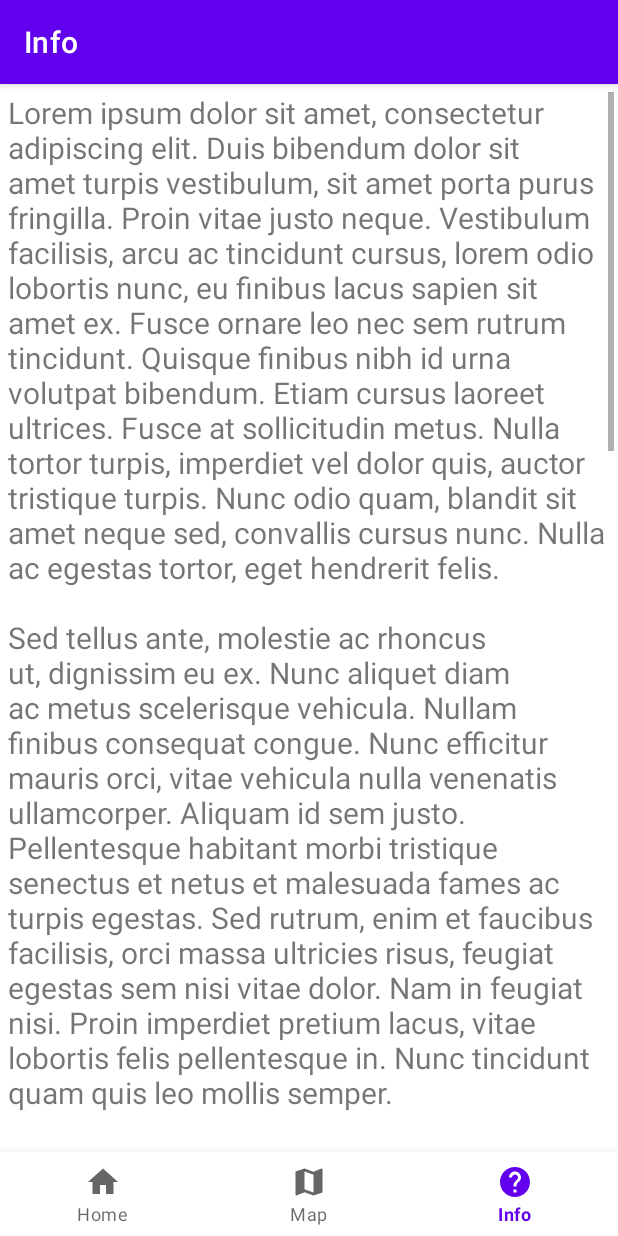
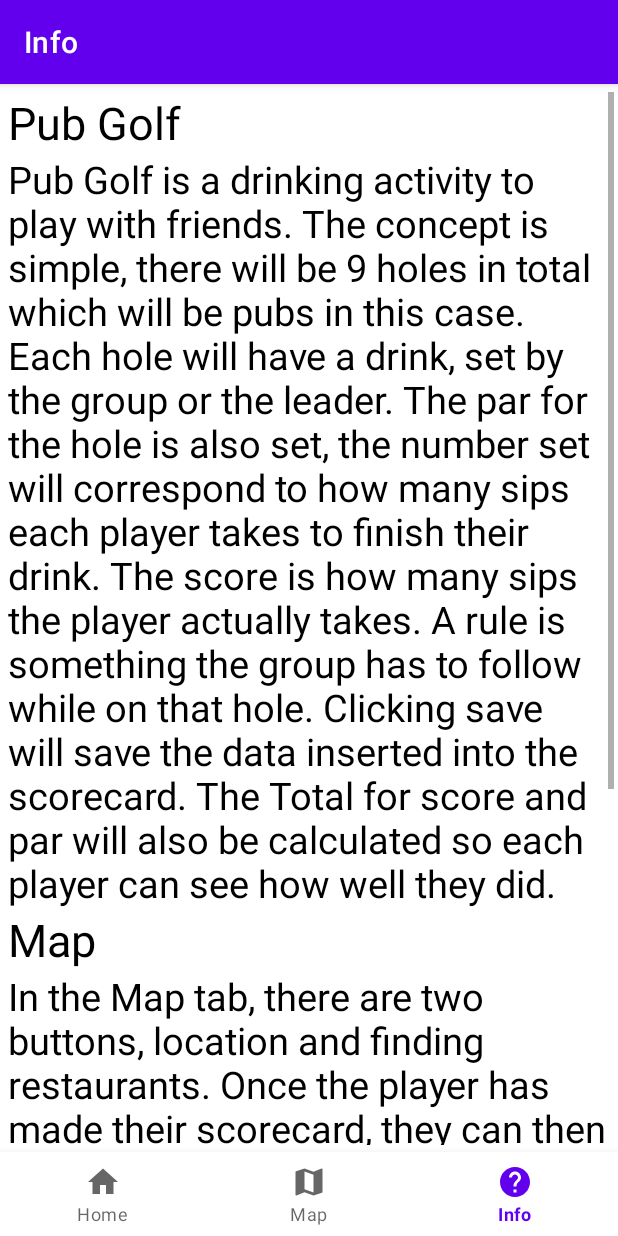
Before and after one commit to christianielsen/PubGolfApp, an Android app: the InfoFragment screen opened through its navigation route, on a phone screen of 412 x 824 dp. Run offline under Robolectric (Android 15) with nearby library versions, the phone set to English and light mode, and no system bars; our stand-ins replace navigation-ui.

Commit message:
Refractoring and added text in information tab.

```diff
--- a/app/src/main/java/aston/cs3mdd/pubgolf/MainActivity.java
+++ b/app/src/main/java/aston/cs3mdd/pubgolf/MainActivity.java
@@ -62,6 +62,7 @@ public class MainActivity extends AppCompatActivity {
 
             }
         });
+
     }
 
     //Find id
@@ -242,4 +243,5 @@ public class MainActivity extends AppCompatActivity {
         parTotalStr = parTotal.getText().toString();
         scoreTotalStr = scoreTotal.getText().toString();
     }
+
 }
--- a/app/src/main/java/aston/cs3mdd/pubgolf/ui/info/InfoFragment.java
+++ b/app/src/main/java/aston/cs3mdd/pubgolf/ui/info/InfoFragment.java
@@ -10,22 +10,50 @@ import androidx.annotation.NonNull;
 import androidx.fragment.app.Fragment;
 import androidx.lifecycle.ViewModelProvider;
 
+import aston.cs3mdd.pubgolf.R;
 import aston.cs3mdd.pubgolf.databinding.FragmentInformationBinding;
 
 public class InfoFragment extends Fragment {
 
     private FragmentInformationBinding binding;
+    TextView title, body, title1, body1;
 
     public View onCreateView(@NonNull LayoutInflater inflater,
                              ViewGroup container, Bundle savedInstanceState) {
-        InfoViewModel infoViewModel =
-                new ViewModelProvider(this).get(InfoViewModel.class);
 
         binding = FragmentInformationBinding.inflate(inflater, container, false);
         View root = binding.getRoot();
 
-        final TextView textView = binding.textNotifications;
-        infoViewModel.getText().observe(getViewLifecycleOwner(), textView::setText);
+        title = root.findViewById(R.id.text_title);
+        title1 = root.findViewById(R.id.text_title1);
+        body = root.findViewById(R.id.text_information);
+        body1 = root.findViewById(R.id.text_information1);
+
+        title.setText("Pub Golf");
+        body.setText("Pub Golf is a drinking activity to play with friends. " +
+                "The concept is simple, there will be 9 holes in total which will be pubs in this case. " +
+                "Each hole will have a drink, set by the group or the leader. " +
+                "The par for the hole is also set, the number set will correspond to how many sips each player takes " +
+                "to finish their drink. " +
+                "The score is how many sips the player actually takes. " +
+                "A rule is something the group has to follow while on that hole. " +
+                "Clicking save will save the data inserted into the scorecard. " +
+                "The Total for score and par will also be calculated so each player can see how " +
+                "well they did.");
+
+        title1.setText("Map");
+        body1.setText("In the Map tab, there are two buttons, location and finding restaurants. " +
+                "Once the player has made their scorecard, they can then get their location which will display " +
+                "a marker to show where they are. Once the location has been set, the user can then find the nearest " +
+                "pubs to them. " +
+                "The pubs will be marked with a marker on the map to show where they are. " +
+                "Clicking on a marker will also show the name of the pub. " +
+                "There will also be a list of Pubs in the pub tab which will show the name, address, and rating of " +
+                "each pub nearby.");
+
+
+
+
         return root;
     }
 
--- a/app/src/main/java/aston/cs3mdd/pubgolf/ui/info/InfoViewModel.java
+++ /dev/null
@@ -1,29 +0,0 @@
-package aston.cs3mdd.pubgolf.ui.info;
-
-import androidx.lifecycle.LiveData;
-import androidx.lifecycle.MutableLiveData;
-import androidx.lifecycle.ViewModel;
-
-public class InfoViewModel extends ViewModel {
-
-    private final MutableLiveData<String> mText;
-
-    public InfoViewModel() {
-        mText = new MutableLiveData<>();
-        mText.setValue("Lorem ipsum dolor sit amet, consectetur adipiscing elit. Duis bibendum dolor sit amet turpis vestibulum, sit amet porta purus fringilla. Proin vitae justo neque. Vestibulum facilisis, arcu ac tincidunt cursus, lorem odio lobortis nunc, eu finibus lacus sapien sit amet ex. Fusce ornare leo nec sem rutrum tincidunt. Quisque finibus nibh id urna volutpat bibendum. Etiam cursus laoreet ultrices. Fusce at sollicitudin metus. Nulla tortor turpis, imperdiet vel dolor quis, auctor tristique turpis. Nunc odio quam, blandit sit amet neque sed, convallis cursus nunc. Nulla ac egestas tortor, eget hendrerit felis.\n" +
-                "\n" +
-                "Sed tellus ante, molestie ac rhoncus ut, dignissim eu ex. Nunc aliquet diam ac metus scelerisque vehicula. Nullam finibus consequat congue. Nunc efficitur mauris orci, vitae vehicula nulla venenatis ullamcorper. Aliquam id sem justo. Pellentesque habitant morbi tristique senectus et netus et malesuada fames ac turpis egestas. Sed rutrum, enim et faucibus facilisis, orci massa ultricies risus, feugiat egestas sem nisi vitae dolor. Nam in feugiat nisi. Proin imperdiet pretium lacus, vitae lobortis felis pellentesque in. Nunc tincidunt quam quis leo mollis semper.\n" +
-                "\n" +
-                "Nulla sed ultricies est. Quisque et porta arcu. Duis sollicitudin diam magna, in cursus eros volutpat at. Vivamus id posuere ante. Quisque sit amet pellentesque sem. Cras consequat ipsum sed massa maximus rutrum. Maecenas blandit eu nisi eu vulputate. Sed sed placerat neque. Nunc metus urna, ornare tincidunt dapibus at, fermentum ac augue. Phasellus sed ex lacinia, pretium neque a, commodo purus. Donec id leo sit amet ante porta pellentesque ut eu augue. Etiam blandit id leo sed consectetur. Pellentesque habitant morbi tristique senectus et netus et malesuada fames ac turpis egestas.\n" +
-                "\n" +
-                "Sed vel odio rhoncus, blandit ligula at, consectetur enim. Ut faucibus, nisi sit amet faucibus scelerisque, dolor nisi efficitur ligula, id auctor libero tortor et justo. Curabitur efficitur commodo purus a blandit. Proin at orci vel urna fringilla mattis. Pellentesque turpis ipsum, suscipit eget ipsum ut, convallis accumsan lacus. Integer ac quam eu nunc suscipit cursus et id ante. Vestibulum id sapien dignissim lorem pellentesque dignissim. Duis elit sem, ultricies sit amet purus vel, suscipit laoreet ante. Nullam sit amet malesuada enim. Nullam egestas, urna tempus gravida feugiat, dui augue pulvinar ipsum, sed rutrum lectus lacus eu elit. Phasellus placerat sapien sit amet ultricies imperdiet. Cras eget hendrerit dui, luctus interdum odio. Aliquam maximus velit a nibh hendrerit, ac consectetur orci congue. Cras viverra accumsan leo vitae mattis.\n" +
-                "\n" +
-                "Praesent euismod molestie ex ac pretium. Etiam sit amet justo sit amet massa pellentesque eleifend. Orci varius natoque penatibus et magnis dis parturient montes, nascetur ridiculus mus. Curabitur mi orci, efficitur vel est vel, suscipit egestas eros. Donec tempor molestie arcu, in facilisis leo bibendum eu. Nunc mattis, tortor sit amet placerat semper, odio tortor facilisis nibh, vel aliquet eros metus quis lectus. Morbi sed purus a augue bibendum malesuada sed at felis. Sed id ligula feugiat, placerat odio at, condimentum nulla. Maecenas nec posuere velit. Aliquam erat volutpat. In sed tortor tincidunt, mattis metus eu, scelerisque nisi. Integer molestie risus sapien, non euismod nisl mollis ut. Ut quis metus orci. Pellentesque pharetra pulvinar tellus, ut fringilla nisl fermentum sed.\n" +
-                "\n");
-    }
-
-
-    public LiveData<String> getText() {
-        return mText;
-    }
-}
--- a/app/src/main/java/aston/cs3mdd/pubgolf/ui/map/MapFragment.java
+++ b/app/src/main/java/aston/cs3mdd/pubgolf/ui/map/MapFragment.java
@@ -44,7 +44,7 @@ public class MapFragment extends Fragment {
         tabLayout = getActivity().findViewById(R.id.tab_layout);
         new TabLayoutMediator(tabLayout, viewPager, (tab, position) -> tab.select()).attach();
         tabLayout.getTabAt(0).setText("Map");
-        tabLayout.getTabAt(1).setText("Restaurants");
+        tabLayout.getTabAt(1).setText("Pubs");
     }
 
     @Override
@@ -67,7 +67,7 @@ public class MapFragment extends Fragment {
                 case 0:
                     return new MapTab();
                 case 1:
-                    return new RestaurantTab();
+                    return new PubsTab();
                 default:
                     return new MapTab();
             }
--- a/app/src/main/res/layout/fragment_home.xml
+++ b/app/src/main/res/layout/fragment_home.xml
@@ -669,10 +669,10 @@
         android:id="@+id/button"
         android:layout_width="138dp"
         android:layout_height="67dp"
-        android:layout_marginTop="113dp"
+        android:layout_marginTop="72dp"
         android:text="Save"
         app:layout_constraintEnd_toEndOf="parent"
-        app:layout_constraintHorizontal_bias="0.5"
+        app:layout_constraintHorizontal_bias="0.498"
         app:layout_constraintStart_toStartOf="parent"
         app:layout_constraintTop_toBottomOf="@+id/tableLayout" />
 
--- a/app/src/main/res/layout/fragment_information.xml
+++ b/app/src/main/res/layout/fragment_information.xml
@@ -20,12 +20,63 @@
             android:orientation="vertical">
 
             <TextView
-                android:id="@+id/text_notifications"
+                android:id="@+id/text_title"
                 android:layout_width="match_parent"
                 android:layout_height="wrap_content"
                 android:layout_marginStart="5dp"
                 android:layout_marginEnd="3dp"
-                android:textSize="20sp"
+                android:textColor="@android:color/black"
+                android:textSize="30sp"
+                android:textAppearance="@style/TextAppearance.AppCompat.Large"
+                app:layout_constraintBottom_toBottomOf="parent"
+                app:layout_constraintEnd_toEndOf="parent"
+                app:layout_constraintHorizontal_bias="0.5"
+                app:layout_constraintStart_toEndOf="@+id/scrollView2"
+                app:layout_constraintStart_toStartOf="parent"
+                app:layout_constraintTop_toTopOf="parent"
+                app:layout_constraintVertical_bias="0.0" />
+
+            <TextView
+                android:id="@+id/text_information"
+                android:layout_width="match_parent"
+                android:layout_height="wrap_content"
+                android:layout_marginStart="5dp"
+                android:layout_marginEnd="3dp"
+                android:textColor="@android:color/black"
+                android:textSize="25sp"
+                app:layout_constraintBottom_toBottomOf="parent"
+                app:layout_constraintEnd_toEndOf="parent"
+                app:layout_constraintHorizontal_bias="0.5"
+                app:layout_constraintStart_toEndOf="@+id/scrollView2"
+                app:layout_constraintStart_toStartOf="parent"
+                app:layout_constraintTop_toTopOf="parent"
+                app:layout_constraintVertical_bias="0.0" />
+
+            <TextView
+                android:id="@+id/text_title1"
+                android:layout_width="match_parent"
+                android:layout_height="wrap_content"
+                android:layout_marginStart="5dp"
+                android:layout_marginEnd="3dp"
+                android:textColor="@android:color/black"
+                android:textSize="30sp"
+                android:textAppearance="@style/TextAppearance.AppCompat.Large"
+                app:layout_constraintBottom_toBottomOf="parent"
+                app:layout_constraintEnd_toEndOf="parent"
+                app:layout_constraintHorizontal_bias="0.5"
+                app:layout_constraintStart_toEndOf="@+id/scrollView2"
+                app:layout_constraintStart_toStartOf="parent"
+                app:layout_constraintTop_toTopOf="parent"
+                app:layout_constraintVertical_bias="0.0" />
+
+            <TextView
+                android:id="@+id/text_information1"
+                android:layout_width="match_parent"
+                android:layout_height="wrap_content"
+                android:layout_marginStart="5dp"
+                android:layout_marginEnd="3dp"
+                android:textColor="@android:color/black"
+                android:textSize="25sp"
                 app:layout_constraintBottom_toBottomOf="parent"
                 app:layout_constraintEnd_toEndOf="parent"
                 app:layout_constraintHorizontal_bias="0.5"
--- a/app/src/main/res/layout/fragment_map.xml
+++ b/app/src/main/res/layout/fragment_map.xml
@@ -20,7 +20,7 @@
         <com.google.android.material.tabs.TabItem
             android:layout_width="match_parent"
             android:layout_height="wrap_content"
-            android:text="Restaurants" />
+            android:text="Pubs" />
     </com.google.android.material.tabs.TabLayout>
 
     <androidx.viewpager2.widget.ViewPager2
--- a/app/src/main/res/layout/fragment_map_tab.xml
+++ b/app/src/main/res/layout/fragment_map_tab.xml
@@ -59,7 +59,7 @@
             android:id="@+id/btRestaurant"
             android:layout_width="match_parent"
             android:layout_height="wrap_content"
-            android:text="Find Restaurants"/>
+            android:text="Find Pubs"/>
 
 
         <androidx.fragment.app.FragmentContainerView
```
Also changed, not shown: app/src/main/java/aston/cs3mdd/pubgolf/ui/map/PubsTab.java (renamed from app/src/main/java/aston/cs3mdd/pubgolf/ui/map/RestaurantTab.java, +18 -15 lines), app/src/main/java/aston/cs3mdd/pubgolf/ui/map/RestaurantAdapter.java (+40 -41 lines), app/src/main/res/layout/fragment_pubs_tab.xml (renamed from app/src/main/res/layout/fragment_restaurant_tab.xml, +12 -5 lines).
